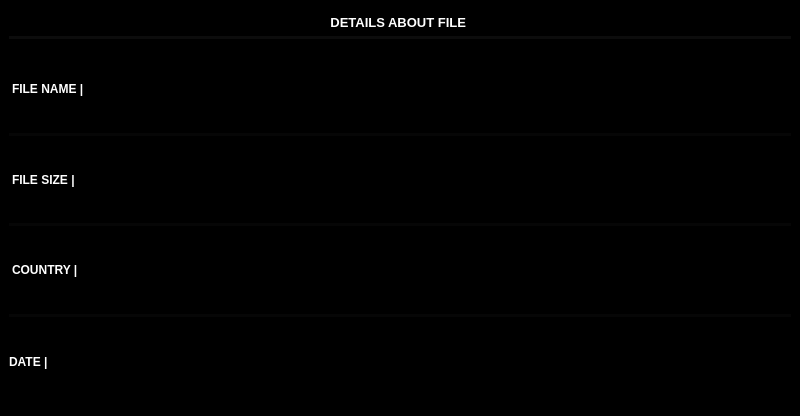
Above: software/censorship_detection/file_info.ui from john0x44/Censorship-Detection-In-Censored-Planet before the change. Below: the same form after it.
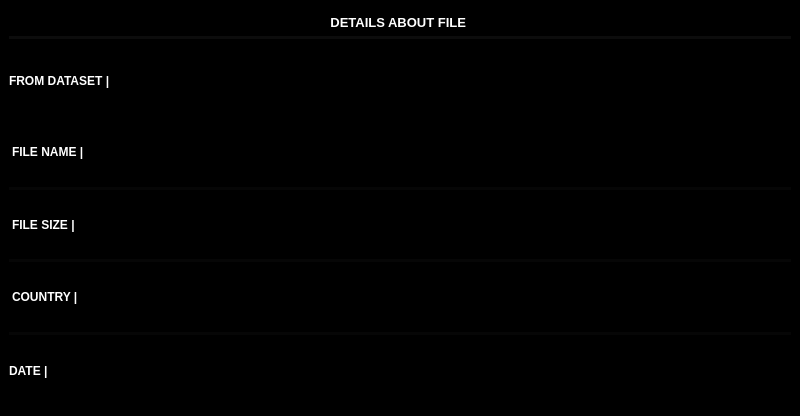
That is the form after the change.

Diff of the .ui file:
```diff
--- a/software/censorship_detection/file_info.ui
+++ b/software/censorship_detection/file_info.ui
@@ -95,6 +95,19 @@
        <property name="bottomMargin">
         <number>0</number>
        </property>
+       <item>
+        <widget class="QLabel" name="label_6">
+         <property name="font">
+          <font>
+           <weight>75</weight>
+           <bold>true</bold>
+          </font>
+         </property>
+         <property name="text">
+          <string>FROM DATASET | </string>
+         </property>
+        </widget>
+       </item>
        <item>
         <widget class="QLabel" name="label_2">
          <property name="font">
```
